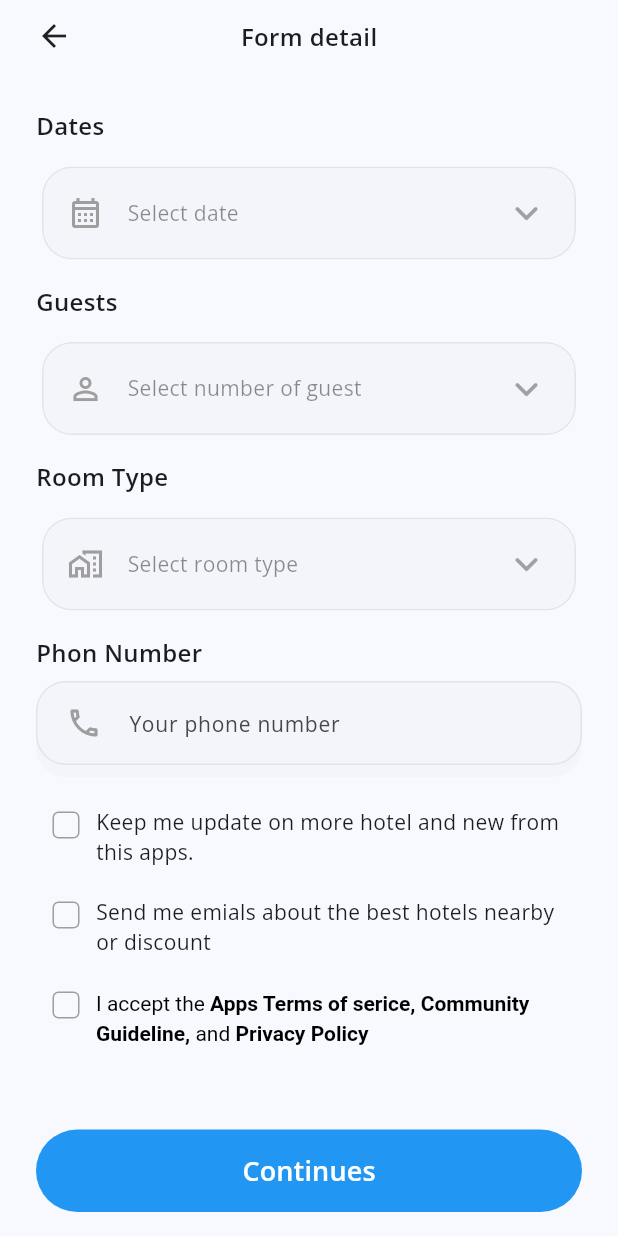
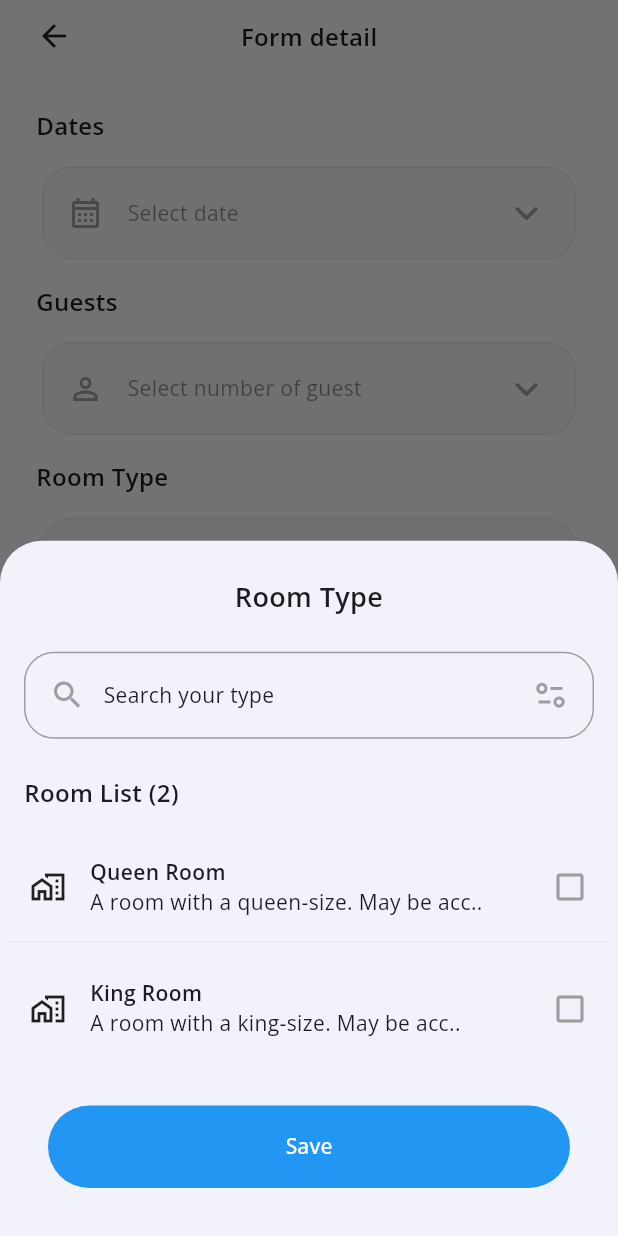
Before and after one commit to RithyDev/hotel-demo, a Flutter app: the HotelBookingPage screen opened directly, after a tap on "Select room type", on a phone screen of 412 x 824 dp. Run offline on Flutter 3.47's test engine with Material 3 defaults, Android fonts, the phone set to English and light mode, and no system bars; our stand-ins replace flutter_animate, flutter_html, flutter_otp_text_field, flutter_svg, get_it, hive; missing offline and left inert: date_picker_plus; accounts and stored records are empty; network calls fail.

Commit message:
finalized form booking

```diff
--- a/lib/feature/booking/booking_page.dart
+++ b/lib/feature/booking/booking_page.dart
@@ -1,6 +1,9 @@
 import 'package:flutter/material.dart';
 import 'package:hotel_app/feature/booking/hotel_booking_viewmodel.dart';
+import 'package:hotel_app/feature/booking/model/room_info.dart';
+import 'package:hotel_app/feature/booking/model/room_model.dart';
 import 'package:hotel_app/feature/booking/widget/room_and_guests.dart';
+import 'package:hotel_app/feature/booking/widget/room_type_selector.dart';
 import 'package:hotel_app/widget/app_button_styles.dart';
 import 'package:hotel_app/widget/app_checkbox.dart';
 import 'package:hotel_app/widget/app_date_range_picker.dart';
@@ -134,20 +137,27 @@ class _HotelBookingPageState extends State<HotelBookingPage> {
   }
 
   Widget _renderSelectGuests() {
+    var guestInfo = viewModel.guestInfo.value;
     return DropDownSelector(
       leadingIcon:
           const Icon(Icons.person_outline_outlined, color: Colors.grey),
       label: 'Guests',
+      value: guestInfo != null ? formatGuestInfo(guestInfo) : null,
       onPressed: () => _editRoomAndGuest(),
       placeholder: 'Select number of guest',
     );
+  }
+
+  String formatGuestInfo(BookingRoomInfo info) {
+    return '${info.room} room, ${info.adults} adults & ${info.children} children.';
   }
 
   Widget _renderSelectRoomType() {
     return DropDownSelector(
       leadingIcon: const Icon(Icons.home_work_outlined, color: Colors.grey),
       label: 'Room Type',
-      onPressed: () => {},
+      onPressed: () => _selectRoomType(),
+      value: viewModel.roomType.value?.title,
       placeholder: 'Select room type',
     );
   }
@@ -219,9 +229,23 @@ class _HotelBookingPageState extends State<HotelBookingPage> {
   }
 
   Future<void> _editRoomAndGuest() async {
-    showModalBottomSheet(
+    BookingRoomInfo? initialValue = viewModel.guestInfo.value;
+    var result = await showModalBottomSheet(
         backgroundColor: Colors.transparent,
         context: context,
-        builder: (context) => RoomAndGuestController());
+        builder: (context) =>
+            RoomAndGuestController(initialInfo: initialValue));
+    if (result is BookingRoomInfo) {
+      viewModel.setGuestsInfo(result);
+    }
+  }
+
+  Future<void> _selectRoomType() async {
+    var result = await showModalBottomSheet(
+        context: context,
+        builder: (context) => RoomTypeSelector(roomTypes: viewModel.roomTypes));
+    if (result != null && result is RoomModel) {
+      viewModel.setRoomType(result);
+    }
   }
 }
--- a/lib/feature/booking/hotel_booking_form_data.dart
+++ b/lib/feature/booking/hotel_booking_form_data.dart
@@ -1,4 +1,6 @@
 import 'package:flutter/material.dart';
+import 'package:hotel_app/feature/booking/model/room_info.dart';
+import 'package:hotel_app/feature/booking/model/room_model.dart';
 import 'package:hotel_app/model/input_form_data.dart';
 import 'package:hotel_app/utils/form_validator.dart';
 
@@ -6,6 +8,8 @@ class HotelBookingFormData {
 
   InputFormData<DateTimeRange> bookingDateRange = InputFormData(null);
   InputFormData<String> phoneNumber = InputFormData(null);
+  InputFormData<BookingRoomInfo> guestInfo = InputFormData(null);
+  InputFormData<RoomModel> roomType = InputFormData(null);
 
   bool isValid() {
     return compileErrorForPhoneNumber();
--- a/lib/feature/booking/hotel_booking_viewmodel.dart
+++ b/lib/feature/booking/hotel_booking_viewmodel.dart
@@ -1,5 +1,7 @@
 import 'package:flutter/material.dart';
 import 'package:hotel_app/feature/booking/hotel_booking_form_data.dart';
+import 'package:hotel_app/feature/booking/model/room_info.dart';
+import 'package:hotel_app/feature/booking/model/room_model.dart';
 import 'package:hotel_app/model/input_form_data.dart';
 
 class HotelBookingViewModel extends ChangeNotifier {
@@ -8,6 +10,8 @@ class HotelBookingViewModel extends ChangeNotifier {
 
   InputFormData<String> get phoneNumber => _formData.phoneNumber;
   InputFormData<DateTimeRange> get dateRange => _formData.bookingDateRange;
+  InputFormData<BookingRoomInfo> get guestInfo => _formData.guestInfo;
+  InputFormData<RoomModel> get roomType => _formData.roomType;
 
   void setPhoneNumber(String value) {
     phoneNumber.value =value;
@@ -20,4 +24,19 @@ class HotelBookingViewModel extends ChangeNotifier {
     notifyListeners();
   }
 
+  void setGuestsInfo(BookingRoomInfo info) {
+    guestInfo.value = info;
+    notifyListeners();
+  }
+
+  void setRoomType(RoomModel value) {
+    roomType.value = value;
+    notifyListeners();
+  }
+
+  List<RoomModel> roomTypes = [
+    RoomModel(roomId: '00001', title: 'Queen Room', subtitle: 'A room with a queen-size. May be acc..'),
+    RoomModel(roomId: '00002', title: 'King Room', subtitle: 'A room with a king-size. May be acc..')
+  ];
+
 }
--- /dev/null
+++ b/lib/feature/booking/model/room_model.dart
@@ -0,0 +1,12 @@
+class RoomModel {
+  String roomId;
+  String title;
+  String subtitle;
+  String? description;
+
+  RoomModel(
+      {required this.roomId,
+      required this.title,
+      required this.subtitle,
+      this.description});
+}
--- /dev/null
+++ b/lib/feature/booking/widget/item_room_type.dart
@@ -0,0 +1,59 @@
+import 'package:flutter/material.dart';
+import 'package:hotel_app/feature/booking/model/room_model.dart';
+
+class ItemRoomType extends StatelessWidget {
+  final RoomModel model;
+  final bool isSelected;
+  final VoidCallback onPressed;
+  const ItemRoomType(
+      {super.key, required this.model, required this.isSelected, required this.onPressed});
+
+  @override
+  Widget build(BuildContext context) {
+    IconData icon =
+        isSelected ? Icons.check_box : Icons.check_box_outline_blank;
+    return Card(
+      elevation: 0,
+      color: Colors.transparent,
+
+      child: InkWell(
+        onTap: onPressed,
+        child: Column(
+          children: [
+            Padding(
+              padding: const EdgeInsets.all(16),
+              child: Row(
+                children: [
+                  const Icon(Icons.home_work_outlined),
+                  Expanded(
+                    child: Padding(
+                      padding: const EdgeInsets.symmetric(horizontal: 16),
+                      child: Column(
+                        crossAxisAlignment: CrossAxisAlignment.stretch,
+                        children: [
+                          Text(
+                            model.title,
+                            style: const TextStyle(fontWeight: FontWeight.w600),
+                          ),
+                          Text(model.subtitle)
+                        ],
+                      ),
+                    ),
+                  ),
+                  Icon(
+                    icon,
+                    color: isSelected ? Colors.blue : Colors.grey,
+                  )
+                ],
+              ),
+            ),
+            Divider(
+              color: Colors.grey.withOpacity(0.1),
+              height: 1,
+            )
+          ],
+        ),
+      ),
+    );
+  }
+}
--- /dev/null
+++ b/lib/feature/booking/widget/room_type_selector.dart
@@ -0,0 +1,140 @@
+import 'package:flutter/material.dart';
+import 'package:flutter_svg/svg.dart';
+import 'package:hotel_app/feature/booking/model/room_model.dart';
+import 'package:hotel_app/feature/booking/widget/item_room_type.dart';
+import 'package:hotel_app/resource/image_resource.dart';
+import 'package:hotel_app/widget/app_button_styles.dart';
+import 'package:hotel_app/widget/common_widget.dart';
+
+class RoomTypeSelector extends StatefulWidget {
+  final String? initialSelectedId;
+  final List<RoomModel> roomTypes;
+  const RoomTypeSelector(
+      {super.key, this.initialSelectedId, required this.roomTypes});
+
+  @override
+  State<RoomTypeSelector> createState() => _RoomTypeSelectorState();
+}
+
+class _RoomTypeSelectorState extends State<RoomTypeSelector> {
+  String? selectedRoomId;
+
+  @override
+  void initState() {
+    super.initState();
+    selectedRoomId = widget.initialSelectedId;
+  }
+
+  @override
+  Widget build(BuildContext context) {
+    return Column(
+      crossAxisAlignment: CrossAxisAlignment.stretch,
+      children: [
+        _renderTitle(),
+        _renderSearchBox(),
+        space(height: 12),
+        _renderListTitle(),
+        _renderRoomList(),
+        _renderSaveButton(context)
+      ],
+    );
+  }
+
+  Padding _renderSaveButton(BuildContext context) {
+    return Padding(
+      padding: const EdgeInsets.all(32),
+      child: appRoundedButton(context,
+          onPressed: _onSavePressed,
+          child: const Text(
+            'Save',
+            style: TextStyle(color: Colors.white),
+          )),
+    );
+  }
+
+  Padding _renderListTitle() {
+    return const Padding(
+      padding: EdgeInsets.symmetric(vertical: 12, horizontal: 16),
+      child: Text(
+        'Room List (2)',
+        style: TextStyle(fontWeight: FontWeight.w600, fontSize: 16),
+      ),
+    );
+  }
+
+  Padding _renderTitle() {
+    return const Padding(
+      padding: EdgeInsets.all(24),
+      child: Text(
+        'Room Type',
+        textAlign: TextAlign.center,
+        style: TextStyle(fontSize: 18, fontWeight: FontWeight.w600),
+      ),
+    );
+  }
+
+  Widget _renderRoomList() {
+    return Expanded(child: _renderListBuilder());
+  }
+
+  Widget _renderListBuilder() {
+    return ListView.builder(
+      itemCount: widget.roomTypes.length,
+      itemBuilder: (context, index) => _renderRoomListedItem(index),
+    );
+  }
+
+  Widget _renderRoomListedItem(int index) {
+    var itemModel = widget.roomTypes[index];
+    return ItemRoomType(
+      isSelected: selectedRoomId == itemModel.roomId,
+      model: itemModel,
+      onPressed: () {
+        setState(() {
+          selectedRoomId = itemModel.roomId;
+        });
+      },
+    );
+  }
+
+  Widget _renderSearchBox() {
+    return Padding(
+      padding: const EdgeInsets.symmetric(horizontal: 16),
+      child: Container(
+        padding: const EdgeInsets.all(16),
+        decoration: BoxDecoration(
+            border: Border.all(width: 1, color: Colors.grey),
+            borderRadius: BorderRadius.circular(20)),
+        child: Row(
+          children: [
+            const Icon(
+              Icons.search_outlined,
+              color: Colors.grey,
+            ),
+            const Expanded(
+                child: Padding(
+              padding: EdgeInsets.symmetric(horizontal: 12),
+              child: Text('Search your type'),
+            )),
+            SvgPicture.asset(
+              ImageSource.icPageInfo,
+              width: 24,
+              height: 24,
+              color: Colors.grey,
+            )
+          ],
+        ),
+      ),
+    );
+  }
+
+  void _onSavePressed() {
+    RoomModel? result;
+    if (selectedRoomId != null) {
+      result = widget.roomTypes
+          .where((element) => element.roomId == selectedRoomId)
+          .firstOrNull;
+    }
+    Navigator.of(context).pop(result);
+  }
+}
--- a/lib/feature/home/hotel/detail/hotel_page_detail.dart
+++ b/lib/feature/home/hotel/detail/hotel_page_detail.dart
@@ -1,8 +1,4 @@
-import 'dart:collection';
-
-import 'package:flutter/cupertino.dart';
 import 'package:flutter/material.dart';
-import 'package:flutter/widgets.dart';
 import 'package:flutter_animate/flutter_animate.dart';
 import 'package:hotel_app/feature/booking/booking_page.dart';
 import 'package:hotel_app/feature/home/hotel/detail/hotel_detail_header.dart';
--- a/lib/widget/drop_down_selector.dart
+++ b/lib/widget/drop_down_selector.dart
@@ -54,7 +54,7 @@ class DropDownSelector extends StatelessWidget {
   Widget _renderInputBox(BuildContext context) {
     return Card(
       elevation: 0,
-      color: Colors.grey.withOpacity(0.04),
+      color: value != null? Colors.transparent : Colors.grey.withOpacity(0.04),
       shape: RoundedRectangleBorder(borderRadius: BorderRadius.circular(20)),
       clipBehavior: Clip.antiAlias,
       child: InkWell(
```
Also changed, not shown: lib/feature/booking/widget/item_number_controller.dart (+56 -16 lines), lib/feature/booking/widget/room_and_guests.dart (+68 -11 lines), flutter_02.png (added), 4 other files.
